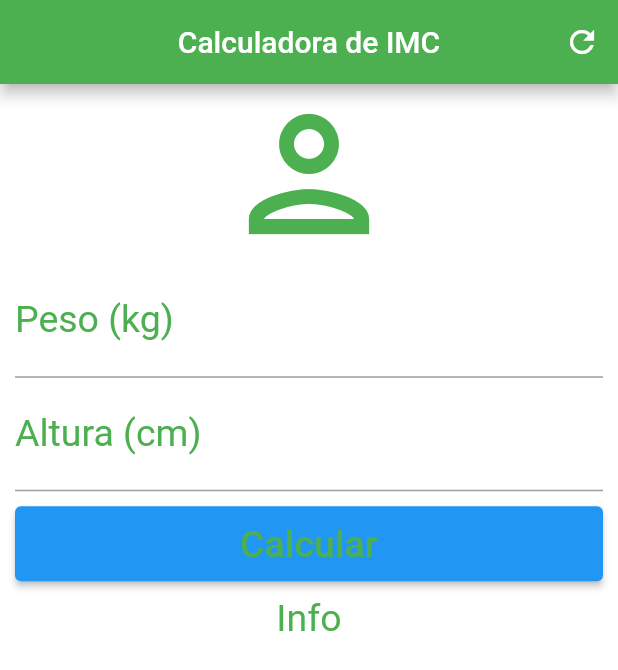
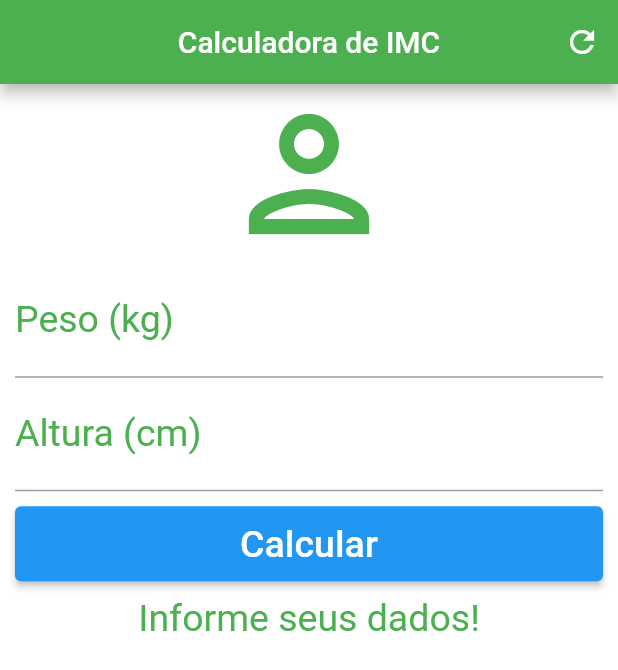
Before and after one commit to AlexRene/Flutter, a Flutter app: the screen it shows after launch, after a tap on "Calcular", on a phone screen of 412 x 824 dp. Shown: the top 670 px of the screen. Run offline on Flutter 3.47's test engine with Material 2 defaults, Android fonts, the light colour scheme and no system bars; our stand-ins replace flutter_slidable, shared_preferences.

Commit message:
Adicionando as funcionalidades de calculo do aplicativo

```diff
--- a/calculadoraIMC/lib/main.dart
+++ b/calculadoraIMC/lib/main.dart
@@ -14,6 +14,39 @@ class Home extends StatefulWidget {
 }
 
 class _HomeState extends State<Home> {
+
+  TextEditingController weightController = TextEditingController();
+  TextEditingController heightController = TextEditingController();
+
+  String _infoText = "Informe seus dados!";
+
+  void _resetFields()
+  {
+    weightController.text = "";
+    heightController.text = "";
+    _infoText = "Informe seus dados!";
+  }
+
+  void _calculate()
+  {
+    setState((){
+      double weight = double.parse(weightController.text);
+      double height = double.parse(heightController.text) / 100;
+      double imc = weight / (height * height);
+
+      if(imc < 18.5)
+      {
+        _infoText = "Abaixo do Peso (${imc.toStringAsPrecision(2)})";
+      }
+      else if(imc >= 18.6 && imc < 24.9) _infoText = "Peso Ideal (${imc.toStringAsPrecision(2)})";
+      else if(imc >= 24.9 && imc < 29.9) _infoText = "Levemente Acima do Peso (${imc.toStringAsPrecision(2)})";
+      else if(imc >= 29.9 && imc < 34.9) _infoText = "Obesidade Grau I (${imc.toStringAsPrecision(2)})";
+      else if(imc >= 34.9 && imc < 39.9) _infoText = "Obesidade Grau II (${imc.toStringAsPrecision(2)})";
+      else if(imc >= 40) _infoText = "Obesidade Grau III (${imc.toStringAsPrecision(2)})";
+    });
+
+  }
+
   @override
   Widget build(BuildContext context) {
     return Scaffold(
@@ -22,7 +55,7 @@ class _HomeState extends State<Home> {
         centerTitle: true,
         backgroundColor: Colors.green,
         actions: [
-          IconButton(onPressed: () {}, icon: const Icon(Icons.refresh))
+          IconButton(onPressed: _resetFields, icon: const Icon(Icons.refresh))
         ],
       ),
       backgroundColor: Colors.white,
@@ -45,6 +78,7 @@ class _HomeState extends State<Home> {
                 color: Colors.green,
                 fontSize: 25.0,
               ),
+              controller: weightController,
             ),
             TextField(
               keyboardType: TextInputType.number,
@@ -59,22 +93,23 @@ class _HomeState extends State<Home> {
                 color: Colors.green,
                 fontSize: 25.0,
               ),
+              controller: heightController,
             ),
             Padding(
               padding: EdgeInsets.only(top: 10.0, bottom: 10.0),
               child: Container(
                 height: 50.0,
                 child: ElevatedButton(
-                  onPressed: () {},
+                  onPressed: _calculate,
                   child: Text(
                     "Calcular",
-                    style: TextStyle(color: Colors.green, fontSize: 25.0),
+                    style: TextStyle(color: Colors.white, fontSize: 25.0),
                   ),
                 ),
               ),
             ),
             Text(
-              "Info",
+              _infoText,
               textAlign: TextAlign.center,
               style: TextStyle(color: Colors.green, fontSize: 25.0),
             ),
```
